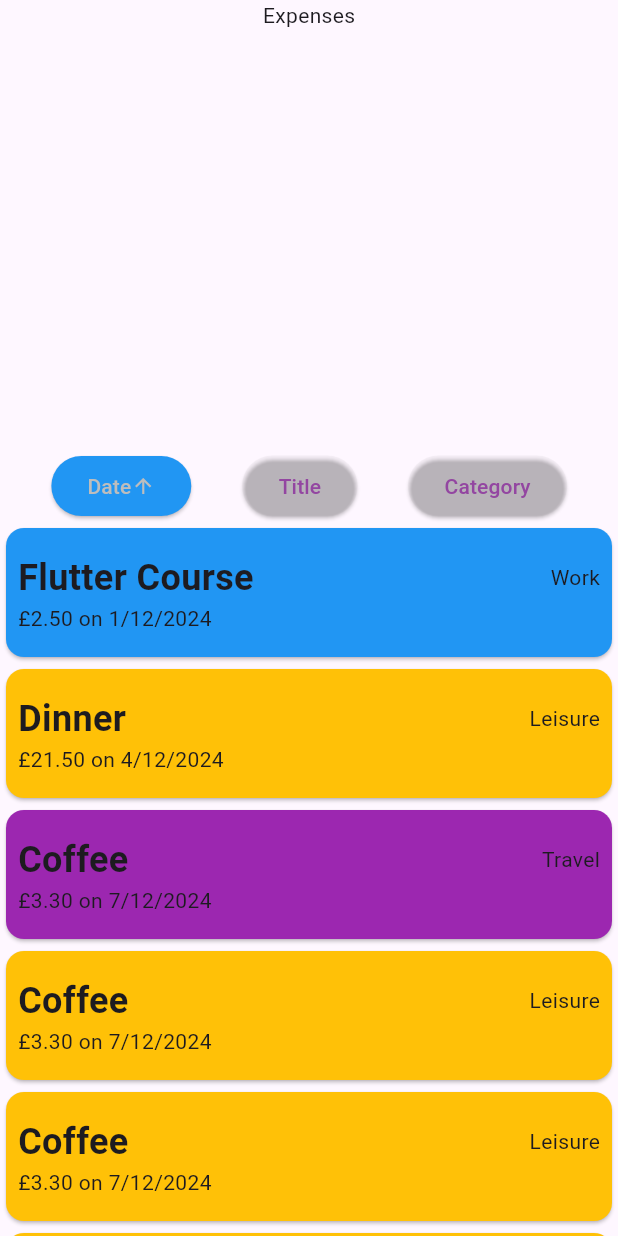
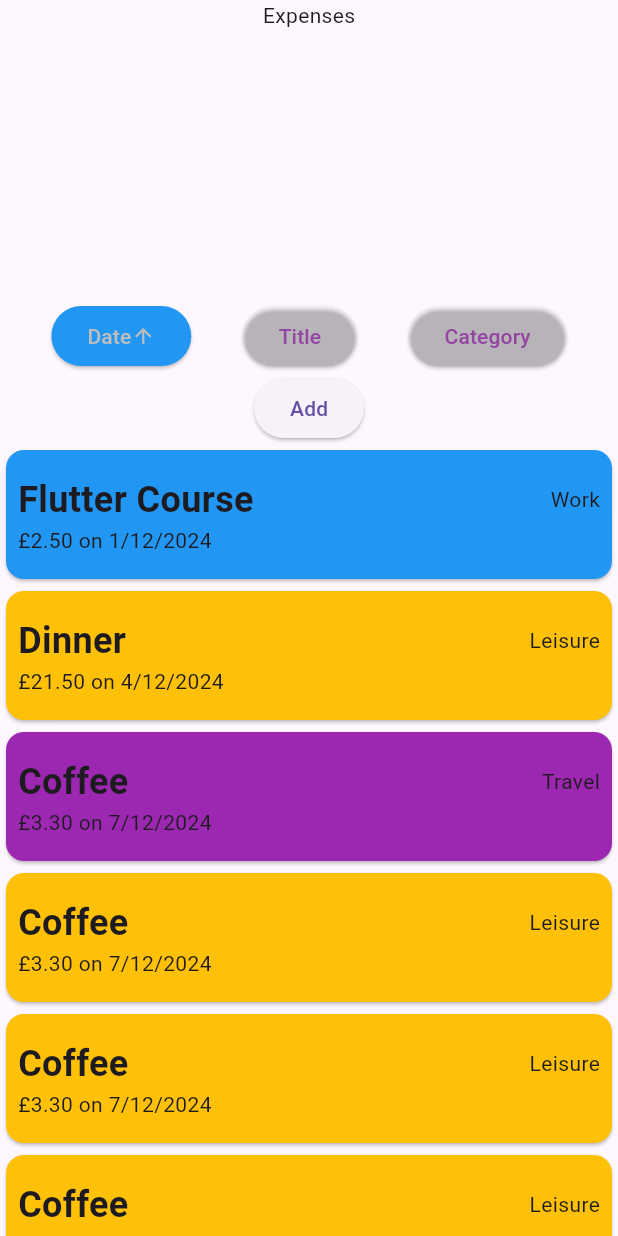
Before and after one commit to Dannyj1984/flutter-expenses, a Flutter app: the screen it shows after launch, on a phone screen of 412 x 824 dp. Run offline on Flutter 3.47's test engine with Material 3 defaults, Android fonts, the phone set to English and light mode, and no system bars.

Commit message:
Splitting out components

```diff
--- a/expense_tracker/lib/widgets/expenses.dart
+++ b/expense_tracker/lib/widgets/expenses.dart
@@ -1,8 +1,8 @@
+import 'dart:math';
+
 import 'package:expense_tracker/widgets/expenses_list.dart';
 import 'package:expense_tracker/models/expense.dart';
-import 'package:flutter/cupertino.dart';
 import 'package:flutter/material.dart';
-import 'package:flutter/widgets.dart';
 
 enum Filter { date, title, category }
 
@@ -65,13 +65,24 @@ class _ExpensesState extends State<Expenses> {
     _sortedExpenses = [...expenses];
   }
 
-  @override
-  Widget build(BuildContext context) {
-    return Scaffold(
-      body: Column(
-        children: [
-          const SizedBox(height: 300, child: Text("Expenses")),
-          Row(
+  Expense _newExpense() {
+    return Expense(
+        title: 'New Expense',
+        amount: _randomAmount(),
+        date: DateTime.now(),
+        category: _randomCategory());
+  }
+
+  double _randomAmount() {
+    return Random().nextDouble() * 1000;
+  }
+
+  Category _randomCategory() {
+    return Category.values[Random().nextInt(Category.values.length)];
+  }
+
+  Row _buttons() {
+    return Row(
       mainAxisAlignment: MainAxisAlignment.spaceEvenly,
       children: [
         ElevatedButton(
@@ -121,13 +132,11 @@ class _ExpensesState extends State<Expenses> {
           onPressed: () {
             setState(() {
               if (_filterTitle) {
-                      _sortedExpenses
-                          .sort((a, b) => -a.title.compareTo(b.title));
+                _sortedExpenses.sort((a, b) => -a.title.compareTo(b.title));
                 _filterTitle = false;
                 _selectedFilter = Filter.title;
               } else {
-                      _sortedExpenses
-                          .sort((a, b) => a.title.compareTo(b.title));
+                _sortedExpenses.sort((a, b) => a.title.compareTo(b.title));
                 _filterTitle = true;
                 _selectedFilter = Filter.title;
               }
@@ -161,15 +170,13 @@ class _ExpensesState extends State<Expenses> {
           onPressed: () {
             setState(() {
               if (_filterCategory) {
-                      _sortedExpenses.sort((a, b) => -a.category
-                          .toString()
-                          .compareTo(b.category.toString()));
+                _sortedExpenses.sort((a, b) =>
+                    -a.category.toString().compareTo(b.category.toString()));
                 _filterCategory = false;
                 _selectedFilter = Filter.category;
               } else {
-                      _sortedExpenses.sort((a, b) => a.category
-                          .toString()
-                          .compareTo(b.category.toString()));
+                _sortedExpenses.sort((a, b) =>
+                    a.category.toString().compareTo(b.category.toString()));
                 _filterCategory = true;
                 _selectedFilter = Filter.category;
               }
@@ -193,7 +200,32 @@ class _ExpensesState extends State<Expenses> {
           ),
         ),
       ],
-          ),
+    );
+  }
+
+  Row _addButton() {
+    return Row(
+      mainAxisAlignment: MainAxisAlignment.center,
+      children: [
+        ElevatedButton(
+            onPressed: () {
+              setState(() {
+                _sortedExpenses.add(_newExpense());
+              });
+            },
+            child: const Text("Add"))
+      ],
+    );
+  }
+
+  @override
+  Widget build(BuildContext context) {
+    return Scaffold(
+      body: Column(
+        children: [
+          const SizedBox(height: 200, child: Text("Expenses")),
+          _buttons(),
+          _addButton(),
           Expanded(
             child: ExpenseList(expenses: _sortedExpenses),
           ),
```
Also changed, not shown: expense_tracker/lib/widgets/expenses_list.dart (+3 -4 lines). Lines whose indentation alone changed are shown as unchanged.
